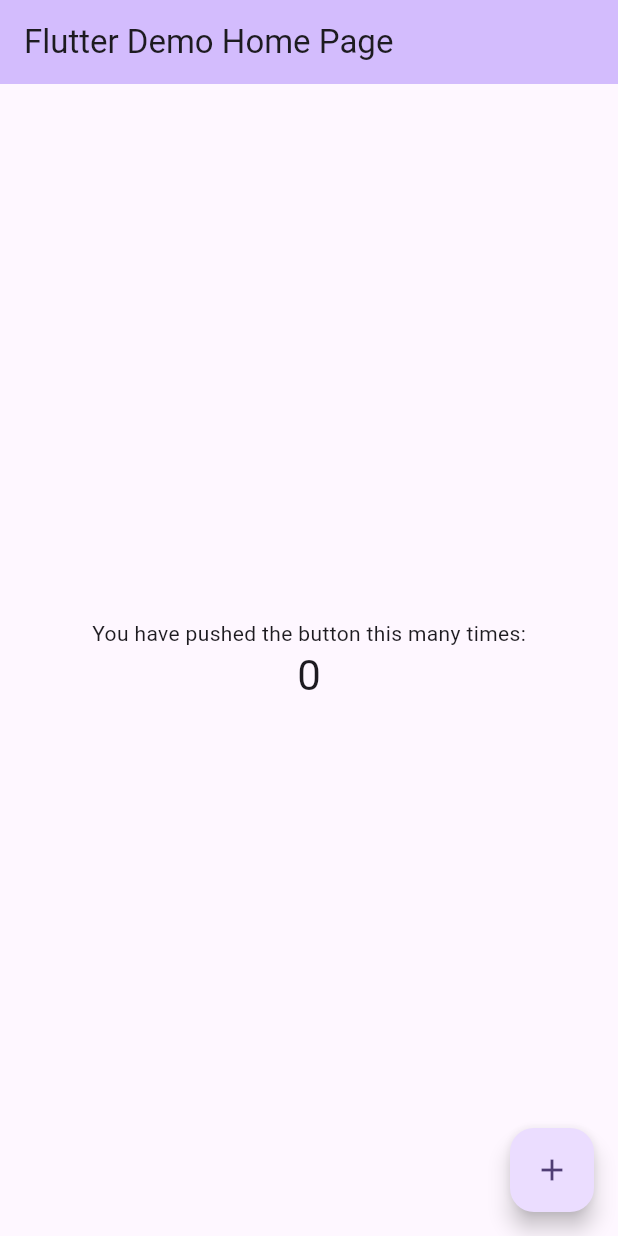
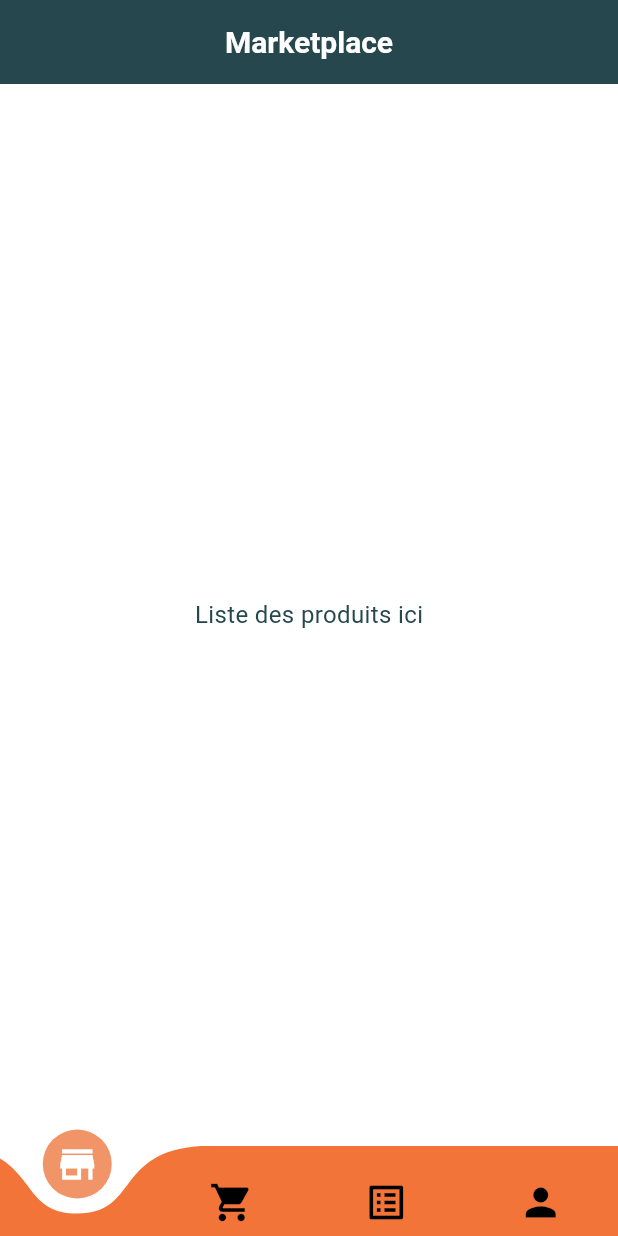
Before and after one commit to sandwidiabdoulrafi/app_e_commerce, a Flutter app: the screen it shows after launch, on a phone screen of 412 x 824 dp. Run offline on Flutter 3.47's test engine with Material 3 defaults, Android fonts, the phone set to English and light mode, and no system bars; drawn by our look-alikes of curved_navigation_bar.

Commit message:
ajouter des differents ecran de navigation que sont : marketplace, panier, commande et profile

```diff
--- /dev/null
+++ b/lib/commande_screen.dart
@@ -0,0 +1,22 @@
+import 'package:flutter/material.dart';
+
+class CommandeScreen extends StatefulWidget {
+  const CommandeScreen({super.key});
+
+  @override
+  State<CommandeScreen> createState() => _CommandeScreenState();
+}
+
+class _CommandeScreenState extends State<CommandeScreen> {
+  @override
+  Widget build(BuildContext context) {
+    return Scaffold(
+      appBar: AppBar(
+        title: const Text('Commandes'),
+      ),
+      body: const Center(
+        child: Text('Liste des commandes apparaîtra ici'),
+      ),
+    );
+  }
+}
--- a/lib/main.dart
+++ b/lib/main.dart
@@ -1,4 +1,10 @@
+import 'package:app_e_commerce/commande_screen.dart';
+import 'package:app_e_commerce/marketplace_screen.dart';
+import 'package:app_e_commerce/panier_screen.dart';
+import 'package:app_e_commerce/profile_screen.dart';
 import 'package:flutter/material.dart';
+import 'package:curved_navigation_bar/curved_navigation_bar.dart';
+import 'package:app_e_commerce/themes/theme.dart';
 
 void main() {
   runApp(const MyApp());
@@ -7,115 +13,64 @@ void main() {
 class MyApp extends StatelessWidget {
   const MyApp({super.key});
 
-  // This widget is the root of your application.
   @override
   Widget build(BuildContext context) {
     return MaterialApp(
-      title: 'Flutter Demo',
-      theme: ThemeData(
-        // This is the theme of your application.
-        //
-        // TRY THIS: Try running your application with "flutter run". You'll see
-        // the application has a purple toolbar. Then, without quitting the app,
-        // try changing the seedColor in the colorScheme below to Colors.green
-        // and then invoke "hot reload" (save your changes or press the "hot
-        // reload" button in a Flutter-supported IDE, or press "r" if you used
-        // the command line to start the app).
-        //
-        // Notice that the counter didn't reset back to zero; the application
-        // state is not lost during the reload. To reset the state, use hot
-        // restart instead.
-        //
-        // This works for code too, not just values: Most code changes can be
-        // tested with just a hot reload.
-        colorScheme: .fromSeed(seedColor: Colors.deepPurple),
-      ),
-      home: const MyHomePage(title: 'Flutter Demo Home Page'),
+      debugShowCheckedModeBanner: false,
+      title: 'Marketplace App',
+      theme: appTheme,
+      home: const HomePage(),
     );
   }
 }
 
-class MyHomePage extends StatefulWidget {
-  const MyHomePage({super.key, required this.title});
-
-  // This widget is the home page of your application. It is stateful, meaning
-  // that it has a State object (defined below) that contains fields that affect
-  // how it looks.
-
-  // This class is the configuration for the state. It holds the values (in this
-  // case the title) provided by the parent (in this case the App widget) and
-  // used by the build method of the State. Fields in a Widget subclass are
-  // always marked "final".
-
-  final String title;
+class HomePage extends StatefulWidget {
+  const HomePage({super.key});
 
   @override
-  State<MyHomePage> createState() => _MyHomePageState();
+  State<HomePage> createState() => _HomePageState();
 }
 
-class _MyHomePageState extends State<MyHomePage> {
-  int _counter = 0;
+class _HomePageState extends State<HomePage> {
+  int _pageIndex = 0;
 
-  void _incrementCounter() {
-    setState(() {
-      // This call to setState tells the Flutter framework that something has
-      // changed in this State, which causes it to rerun the build method below
-      // so that the display can reflect the updated values. If we changed
-      // _counter without calling setState(), then the build method would not be
-      // called again, and so nothing would appear to happen.
-      _counter++;
-    });
-  }
+  final screens = [
+    const MarketplaceScreen(),
+    const PanierScreen(),
+    const CommandeScreen(),
+    const ProfileScreen(),
+  ];
 
   @override
   Widget build(BuildContext context) {
-    // This method is rerun every time setState is called, for instance as done
-    // by the _incrementCounter method above.
-    //
-    // The Flutter framework has been optimized to make rerunning build methods
-    // fast, so that you can just rebuild anything that needs updating rather
-    // than having to individually change instances of widgets.
+    // Icônes avec couleur dynamique selon la page sélectionnée
+    final items = [
+      Icon(Icons.store,
+          size: 30, color: _pageIndex == 0 ? Colors.white : Colors.black),
+      Icon(Icons.shopping_cart,
+          size: 30, color: _pageIndex == 1 ? Colors.white : Colors.black),
+      Icon(Icons.list_alt,
+          size: 30, color: _pageIndex == 2 ? Colors.white : Colors.black),
+      Icon(Icons.person,
+          size: 30, color: _pageIndex == 3 ? Colors.white : Colors.black),
+    ];
+
     return Scaffold(
-      appBar: AppBar(
-        // TRY THIS: Try changing the color here to a specific color (to
-        // Colors.amber, perhaps?) and trigger a hot reload to see the AppBar
-        // change color while the other colors stay the same.
-        backgroundColor: Theme.of(context).colorScheme.inversePrimary,
-        // Here we take the value from the MyHomePage object that was created by
-        // the App.build method, and use it to set our appbar title.
-        title: Text(widget.title),
-      ),
-      body: Center(
-        // Center is a layout widget. It takes a single child and positions it
-        // in the middle of the parent.
-        child: Column(
-          // Column is also a layout widget. It takes a list of children and
-          // arranges them vertically. By default, it sizes itself to fit its
-          // children horizontally, and tries to be as tall as its parent.
-          //
-          // Column has various properties to control how it sizes itself and
-          // how it positions its children. Here we use mainAxisAlignment to
-          // center the children vertically; the main axis here is the vertical
-          // axis because Columns are vertical (the cross axis would be
-          // horizontal).
-          //
-          // TRY THIS: Invoke "debug painting" (choose the "Toggle Debug Paint"
-          // action in the IDE, or press "p" in the console), to see the
-          // wireframe for each widget.
-          mainAxisAlignment: .center,
-          children: [
-            const Text('You have pushed the button this many times:'),
-            Text(
-              '$_counter',
-              style: Theme.of(context).textTheme.headlineMedium,
-            ),
-          ],
-        ),
-      ),
-      floatingActionButton: FloatingActionButton(
-        onPressed: _incrementCounter,
-        tooltip: 'Increment',
-        child: const Icon(Icons.add),
+      body: screens[_pageIndex],
+      bottomNavigationBar: CurvedNavigationBar(
+        backgroundColor: Colors.white,                 // couleur derrière la barre
+        color: const Color(0xFFF27438),               // couleur de la barre
+        buttonBackgroundColor: const Color.fromARGB(168, 234, 92, 26), // icône sélectionnée
+        height: 60,
+        items: items,
+        index: _pageIndex,
+        animationDuration: const Duration(milliseconds: 300),
+        animationCurve: Curves.easeInOut,
+        onTap: (index) {
+          setState(() {
+            _pageIndex = index;
+          });
+        },
       ),
     );
   }
--- /dev/null
+++ b/lib/marketplace_screen.dart
@@ -0,0 +1,22 @@
+import 'package:flutter/material.dart';
+
+class MarketplaceScreen extends StatefulWidget {
+  const MarketplaceScreen({super.key});
+
+  @override
+  State<MarketplaceScreen> createState() => _MarketplaceScreenState();
+}
+
+class _MarketplaceScreenState extends State<MarketplaceScreen> {
+  @override
+  Widget build(BuildContext context) {
+    return Scaffold(
+      appBar: AppBar(
+        title: const Text('Marketplace'),
+      ),
+      body: const Center(
+        child: Text('Liste des produits ici'),
+      ),
+    );
+  }
+}
--- /dev/null
+++ b/lib/panier_screen.dart
@@ -0,0 +1,22 @@
+import 'package:flutter/material.dart';
+
+class PanierScreen extends StatefulWidget {
+  const PanierScreen({super.key});
+
+  @override
+  State<PanierScreen> createState() => _PanierScreenState();
+}
+
+class _PanierScreenState extends State<PanierScreen> {
+  @override
+  Widget build(BuildContext context) {
+    return Scaffold(
+      appBar: AppBar(
+        title: const Text('Panier'),
+      ),
+      body: const Center(
+        child: Text('Produits ajoutés au panier'),
+      ),
+    );
+  }
+}
--- /dev/null
+++ b/lib/profile_screen.dart
@@ -0,0 +1,22 @@
+import 'package:flutter/material.dart';
+
+class ProfileScreen extends StatefulWidget {
+  const ProfileScreen({super.key});
+
+  @override
+  State<ProfileScreen> createState() => _ProfileScreenState();
+}
+
+class _ProfileScreenState extends State<ProfileScreen> {
+  @override
+  Widget build(BuildContext context) {
+    return Scaffold(
+      appBar: AppBar(
+        title: const Text('Profile'),
+      ),
+      body: const Center(
+        child: Text('Informations de l’utilisateur'),
+      ),
+    );
+  }
+}
--- /dev/null
+++ b/lib/themes/theme.dart
@@ -0,0 +1,74 @@
+import 'package:flutter/material.dart';
+
+/// Couleurs principales
+const Color primaryColor = Color(0xFFF27438);
+const Color accentColor = Color(0xFFF9968B);
+const Color darkBlue = Color(0xFF26474E);
+const Color lightTurquoise = Color(0xFF76CDCD);
+const Color turquoise = Color(0xFF2CCED2);
+
+///  Thème global de l'application
+final ThemeData appTheme = ThemeData(
+  useMaterial3: true,
+
+  scaffoldBackgroundColor: Colors.white,
+
+  /// Couleurs
+  primaryColor: primaryColor,
+
+  colorScheme: ColorScheme.fromSeed(
+    seedColor: primaryColor,
+    primary: primaryColor,
+    secondary: turquoise,
+  ),
+
+  /// AppBar
+  appBarTheme: const AppBarTheme(
+    backgroundColor: darkBlue,
+    foregroundColor: Colors.white,
+    elevation: 0,
+    centerTitle: true,
+    titleTextStyle: TextStyle(
+      fontSize: 20,
+      fontWeight: FontWeight.bold,
+      color: Colors.white,
+    ),
+  ),
+
+  /// Textes
+  textTheme: const TextTheme(
+    titleLarge: TextStyle(
+      fontSize: 22,
+      fontWeight: FontWeight.bold,
+      color: darkBlue,
+    ),
+    titleMedium: TextStyle(
+      fontSize: 18,
+      fontWeight: FontWeight.w600,
+      color: darkBlue,
+    ),
+    bodyMedium: TextStyle(
+      fontSize: 16,
+      color: darkBlue,
+    ),
+    bodySmall: TextStyle(
+      fontSize: 14,
+      color: Colors.grey,
+    ),
+  ),
+
+  /// Boutons
+  elevatedButtonTheme: ElevatedButtonThemeData(
+    style: ElevatedButton.styleFrom(
+      backgroundColor: primaryColor,
+      foregroundColor: Colors.white,
+      shape: RoundedRectangleBorder(
+        borderRadius: BorderRadius.circular(12),
+      ),
+      textStyle: const TextStyle(
+        fontSize: 16,
+        fontWeight: FontWeight.bold,
+      ),
+    ),
+  ),
+);
--- a/pubspec.yaml
+++ b/pubspec.yaml
@@ -34,6 +34,7 @@ dependencies:
   # The following adds the Cupertino Icons font to your application.
   # Use with the CupertinoIcons class for iOS style icons.
   cupertino_icons: ^1.0.8
+  curved_navigation_bar: ^1.0.6
 
 dev_dependencies:
   flutter_test:
```
Also changed, not shown: pubspec.lock.
